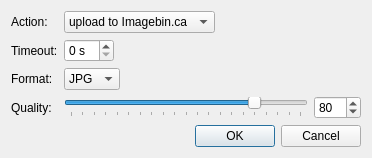
Qt form src/plugins/auscrie/shooterdialog.ui (0xd34df00d/leechcraft) before a commit.
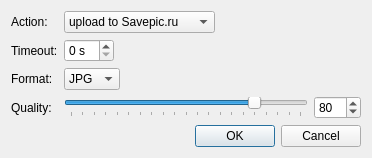
The same form after that commit.

Commit message: Auscrie: savepic.ru poster.

```diff
--- a/src/plugins/auscrie/shooterdialog.ui
+++ b/src/plugins/auscrie/shooterdialog.ui
@@ -7,7 +7,7 @@
     <x>0</x>
     <y>0</y>
     <width>372</width>
-    <height>126</height>
+    <height>131</height>
    </rect>
   </property>
   <property name="windowTitle">
@@ -26,6 +26,11 @@
    </item>
    <item row="0" column="1">
     <widget class="QComboBox" name="ActionBox_">
+     <item>
+      <property name="text">
+       <string>upload to Savepic.ru</string>
+      </property>
+     </item>
      <item>
       <property name="text">
        <string>upload to Imagebin.ca</string>
```
The commit also changes 3 other files.
